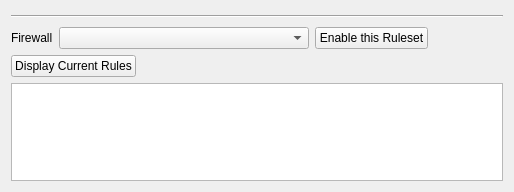
Above: formfirewallrules.ui from newey499/qiptables before the change. Below: the same form after it.
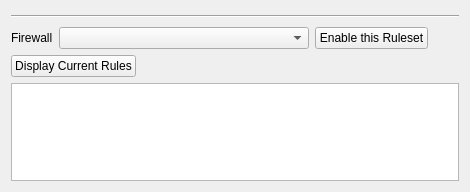
That is the form after the change.

What changed in the file:
```diff
--- a/formfirewallrules.ui
+++ b/formfirewallrules.ui
@@ -6,7 +6,7 @@
    <rect>
     <x>0</x>
     <y>0</y>
-    <width>514</width>
+    <width>470</width>
     <height>192</height>
    </rect>
   </property>
```
